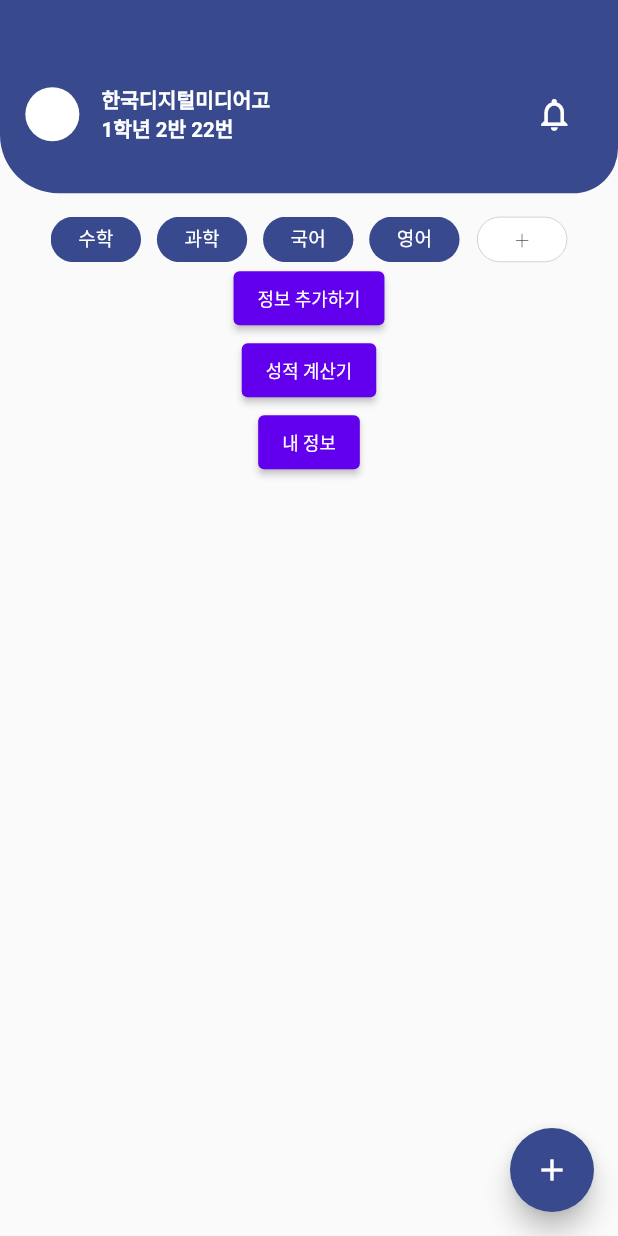
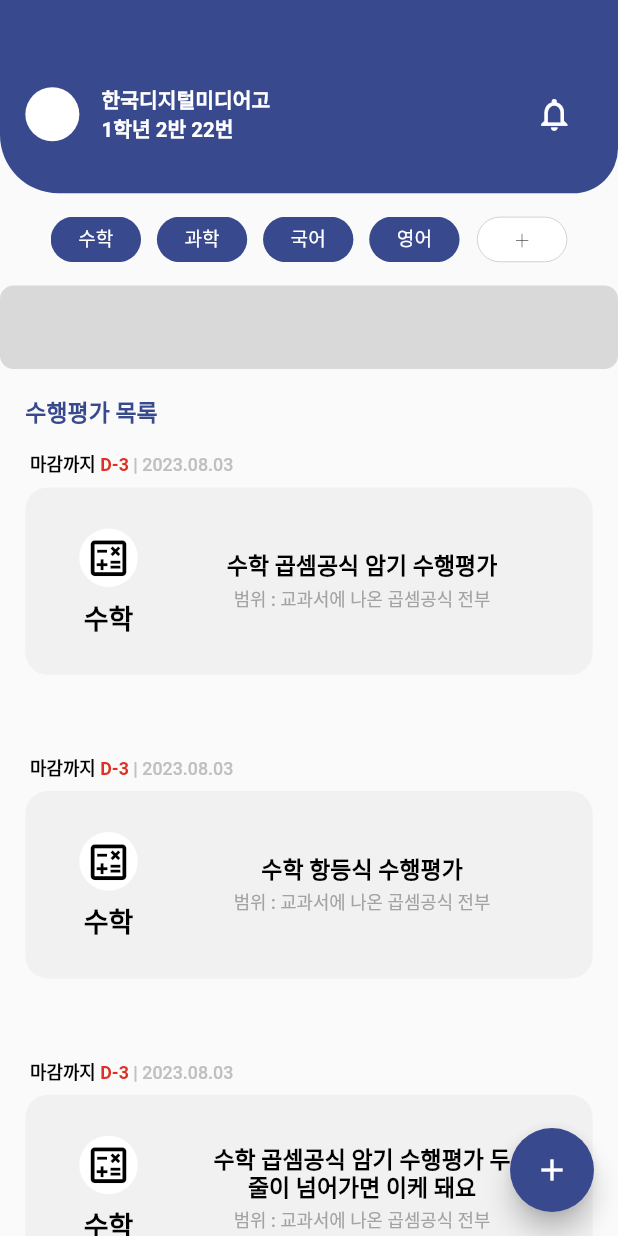
Before and after one commit to Project-Aht/Aht_SeoulAPI, a Flutter app: the HomeScreen screen opened directly, on a phone screen of 412 x 824 dp. Run offline on Flutter 3.47's test engine with Material 2 defaults, Android fonts, the phone set to English and light mode, and no system bars; our stand-ins replace cloud_firestore, firebase_auth, firebase_core, get, shared_preferences; accounts and stored records are empty; Roboto replaces fonts that are missing (Pretendard).

Commit message:
homescreen ui done, calculater temporary hide

```diff
--- a/lib/main.dart
+++ b/lib/main.dart
@@ -1,5 +1,4 @@
 import 'package:aht_dimigo/firebase/auth.dart';
-import 'screens/login_screen.dart';
 import 'package:flutter/material.dart';
 import 'package:get/get.dart';
 import 'package:firebase_core/firebase_core.dart';
@@ -84,9 +83,8 @@ class _MainAppState extends State<MainApp> {
         ),
         home: (_showSplashScreen || loginCompleted == null)
             ? const Scaffold(body: SplashScreen()) //값 받을 때까지 대기
-          : (loginCompleted!)
-              ? const MainScreen() //자동 로그인 정보가 유효하면 메인 화면으로
-              : const LoginSignupScreen(),
+            : const MainScreen() //자동 로그인 정보가 유효하면 메인 화면으로
+
         );
   }
 }
--- a/lib/screens/home_screen.dart
+++ b/lib/screens/home_screen.dart
@@ -1,11 +1,8 @@
 import 'package:flutter/material.dart';
-import 'package:get/get.dart';
 import 'package:aht_dimigo/themes/color_theme.dart';
-import 'package:aht_dimigo/screens/register_exam_screen.dart';
-import 'package:aht_dimigo/screens/grade_calculator_screen.dart';
 import '../widgets/custom_text.dart';
-import 'myinfo_screen.dart';
 import 'package:aht_dimigo/widgets/subject_selection_box.dart';
+import 'package:aht_dimigo/widgets/main_exam_box.dart';
 
 class HomeScreen extends StatefulWidget {
   const HomeScreen({super.key});
@@ -21,6 +18,12 @@ class _HomeScreenState extends State<HomeScreen> {
     double screenWidth = MediaQuery.of(context).size.width;
     Set<String> subjectSet = {'수학', '과학', '국어', '영어', '프밍'};
     List<String> subjectList = subjectSet.toList();
+    Set<String> mathSet = {
+      '수학 곱셈공식 암기 수행평가',
+      '수학 항등식 수행평가',
+      '수학 곱셈공식 암기 수행평가 두줄이 넘어가면 이케 돼요',
+    };
+    List<String> mathList = mathSet.toList();
     return Scaffold(
       floatingActionButton: FloatingActionButton(
         onPressed: () {},
@@ -34,6 +37,7 @@ class _HomeScreenState extends State<HomeScreen> {
         height: screenHeight,
         width: screenWidth,
         child: Column(
+          crossAxisAlignment: CrossAxisAlignment.start,
           children: [
             Container(
               width: screenWidth,
@@ -155,24 +159,61 @@ class _HomeScreenState extends State<HomeScreen> {
                 SizedBox(width: screenWidth / 390 * 32),
               ],
             ),
-            ElevatedButton(
-              onPressed: () {
-                Get.to(() => const ResgisterExamScreen());
-              },
-              child: const CustomText(text: '정보 추가하기'),
+            SizedBox(height: screenHeight / 844 * 16),
+            Container(
+              width: screenWidth,
+              height: screenHeight / 844 * 57,
+              decoration: ShapeDecoration(
+                color: const Color(0xFFD9D9D9),
+                shape: RoundedRectangleBorder(
+                    borderRadius: BorderRadius.circular(9)),
+              ),
             ),
-            ElevatedButton(
+            SizedBox(height: screenHeight / 844 * 20),
+            Row(
+              children: [
+                SizedBox(width: screenWidth / 390 * 16),
+                const CustomText(
+                  text: '수행평가 목록',
+                  style: TextStyle(
+                    color: AhtColors.Main_Color,
+                    fontSize: 18,
+                    fontFamily: 'Pretendard',
+                    fontWeight: FontWeight.w700,
+                    height: 1.25,
+                  ),
+                ),
+              ],
+            ),
+            SizedBox(height: screenHeight / 844 * 18),
+            Expanded(
+              child: Padding(
+                padding:
+                    EdgeInsets.symmetric(horizontal: screenWidth / 390 * 16),
+                child: MediaQuery.removePadding(
+                  context: context,
+                  removeTop: true,
+                  child: ListView.separated(
+                    scrollDirection: Axis.vertical,
+                    shrinkWrap: false,
+                    itemCount: mathList.length,
+                    itemBuilder: (BuildContext context, int index) {
+                      return MainExamBox(mathList[index]);
+                    },
+                    separatorBuilder: (BuildContext context, int index) =>
+                        SizedBox(
+                      height: screenHeight / 844 * 56,
+                    ),
+                  ),
+                ),
+              ),
+            ),
+            /*ElevatedButton(
               onPressed: () {
                 Get.to(() => const GradeCalclulatorScreen());
               },
               child: const CustomText(text: '성적 계산기'),
-            ),
-            ElevatedButton(
-              onPressed: () {
-                Get.to(() => const MyinfoScreen());
-              },
-              child: const CustomText(text: '내 정보'),
-            ),
+            ),*/
           ],
         ),
       ),
--- a/lib/screens/main_screen.dart
+++ b/lib/screens/main_screen.dart
@@ -1,7 +1,7 @@
+import 'package:aht_dimigo/screens/myinfo_screen.dart';
 import 'package:aht_dimigo/themes/color_theme.dart';
 import 'package:flutter/material.dart';
 import 'package:aht_dimigo/screens/home_screen.dart';
-import 'package:aht_dimigo/screens/menu_screen.dart';
 import 'package:aht_dimigo/screens/screen1.dart';
 
 class MainScreen extends StatefulWidget {
@@ -52,7 +52,7 @@ class _MainScreenState extends State<MainScreen> with TickerProviderStateMixin {
           children: const [
             Screen1(),
             HomeScreen(),
-            MenuScreen(),
+            MyinfoScreen(),
           ],
         ),
       ),
--- a/lib/screens/splash_screen.dart
+++ b/lib/screens/splash_screen.dart
@@ -2,7 +2,7 @@ import 'package:flutter/material.dart';
 import 'package:aht_dimigo/themes/color_theme.dart';
 
 class SplashScreen extends StatefulWidget {
-  const SplashScreen({super.key});
+  const SplashScreen({Key? key}) : super(key: key);
 
   @override
   State<SplashScreen> createState() => _SplashScreenState();
@@ -15,16 +15,13 @@ class _SplashScreenState extends State<SplashScreen> {
     // ignore: unused_local_variable
     double screenWidth = MediaQuery.of(context).size.width;
     return Scaffold(
-      body: Stack(
-        children: [
-          Container(
+      body: Container(
         width: screenWidth,
         height: screenHeight,
         decoration: const BoxDecoration(
           color: AhtColors.Highlight_Color,
         ),
-          ),
-          Container(
+        child: Container(
           width: screenWidth,
           height: screenHeight,
           decoration: const BoxDecoration(
@@ -34,7 +31,6 @@ class _SplashScreenState extends State<SplashScreen> {
             ),
           ),
         ),
-        ],
       ),
     );
   }
--- /dev/null
+++ b/lib/widgets/main_exam_box.dart
@@ -0,0 +1,136 @@
+import 'package:flutter/material.dart';
+import 'custom_text.dart';
+
+class MainExamBox extends StatelessWidget {
+  final String examname;
+  const MainExamBox(this.examname, {super.key});
+
+  @override
+  Widget build(BuildContext context) {
+    double screenwidth = MediaQuery.of(context).size.width;
+    // ignore: unused_local_variable
+    double screenheight = MediaQuery.of(context).size.height;
+    return Column(
+      children: [
+        Row(
+          children: [
+            SizedBox(width: screenwidth / 390 * 3),
+            const CustomText(
+              text: '마감까지 ',
+              style: TextStyle(
+                color: Colors.black,
+                fontSize: 14,
+                fontFamily: 'Pretendard',
+                fontWeight: FontWeight.w700,
+                height: 1.25,
+              ),
+            ),
+            const CustomText(
+              text: 'D-3 ',
+              style: TextStyle(
+                color: Color(0xFFDE3123),
+                fontSize: 14,
+                fontFamily: 'Pretendard',
+                fontWeight: FontWeight.w700,
+                height: 1.25,
+              ),
+            ),
+            const CustomText(
+              text: '| 2023.08.03',
+              style: TextStyle(
+                color: Color(0xFFC0C0C0),
+                fontSize: 14,
+                fontFamily: 'Pretendard',
+                fontWeight: FontWeight.w500,
+                height: 1.25,
+              ),
+            ),
+          ],
+        ),
+        SizedBox(height: screenheight / 844 * 8),
+        Container(
+          width: screenwidth / 390 * 358,
+          height: screenheight / 844 * 128,
+          decoration: const BoxDecoration(
+            color: Color(0xFFF1F1F1),
+            borderRadius: BorderRadius.all(Radius.circular(15)),
+          ),
+          child: Row(
+            children: [
+              SizedBox(width: screenwidth / 390 * 34),
+              Column(
+                children: [
+                  SizedBox(height: screenheight / 844 * 28),
+                  Container(
+                    width: screenheight / 844 * 40,
+                    height: screenheight / 844 * 40,
+                    decoration: const ShapeDecoration(
+                      color: Colors.white,
+                      shape: OvalBorder(),
+                    ),
+                    child: Center(
+                      child: Icon(
+                        Icons.calculate_outlined,
+                        size: screenwidth / 390 * 30,
+                        color: Colors.black,
+                      ),
+                    ),
+                  ),
+                  SizedBox(height: screenheight / 844 * 10),
+                  const Text(
+                    '수학',
+                    style: TextStyle(
+                      color: Colors.black,
+                      fontSize: 18,
+                      fontFamily: 'Pretendard',
+                      fontWeight: FontWeight.w700,
+                      height: 1.25,
+                    ),
+                  )
+                ],
+              ),
+              SizedBox(
+                width: screenwidth / 390 * 283,
+                child: Column(
+                  crossAxisAlignment: CrossAxisAlignment.center,
+                  mainAxisAlignment: MainAxisAlignment.center,
+                  children: [
+                    SizedBox(
+                      width: screenwidth / 390 * 200,
+                      child: Center(
+                        child: CustomText(
+                          text: examname,
+                          textAlign: TextAlign.center,
+                          style: const TextStyle(
+                            color: Colors.black,
+                            fontSize: 18,
+                            fontFamily: 'Pretendard',
+                            fontWeight: FontWeight.w700,
+                            height: 1.25,
+                          ),
+                        ),
+                      ),
+                    ),
+                    SizedBox(height: screenheight / 844 * 5),
+                    const CustomText(
+                      text: '범위 : 교과서에 나온 곱셈공식 전부',
+                      textAlign: TextAlign.center,
+                      style: TextStyle(
+                        color: Color(0xFFA3A3A3),
+                        fontSize: 14,
+                        fontFamily: 'Pretendard',
+                        fontWeight: FontWeight.w500,
+                        height: 1.25,
+                      ),
+                    ),
+                    SizedBox(width: screenheight / 844 * 5),
+                  ],
+                ),
+              ),
+            ],
+          ),
+        ),
+      ],
+    );
+  }
+}
```
Also changed, not shown: pubspec.lock. Lines whose indentation alone changed are shown as unchanged.
